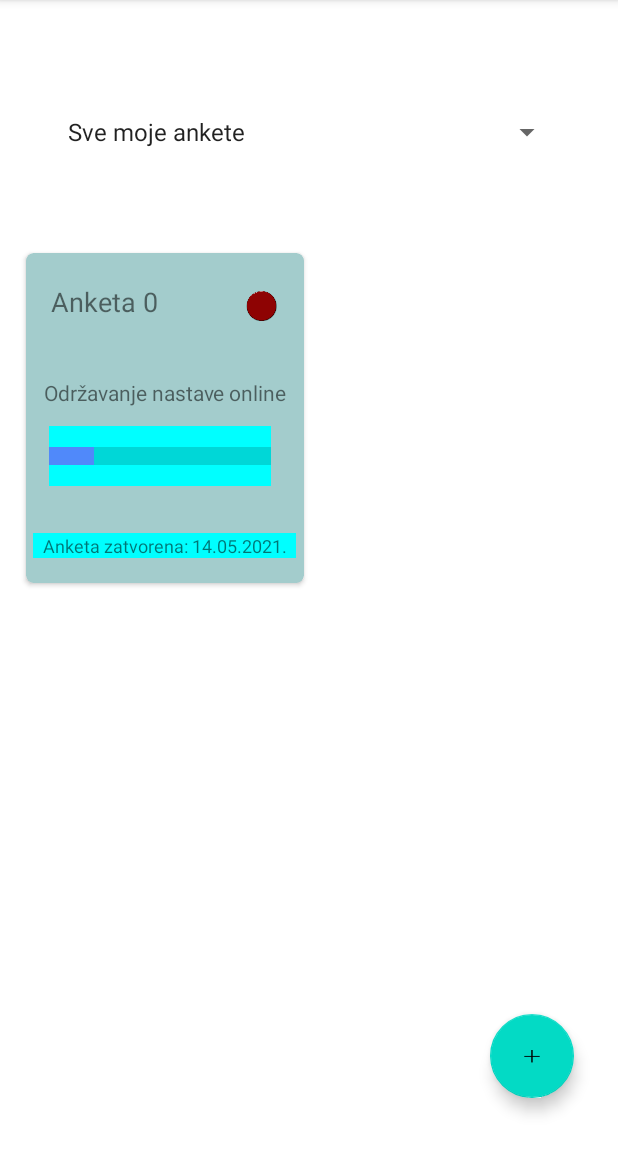
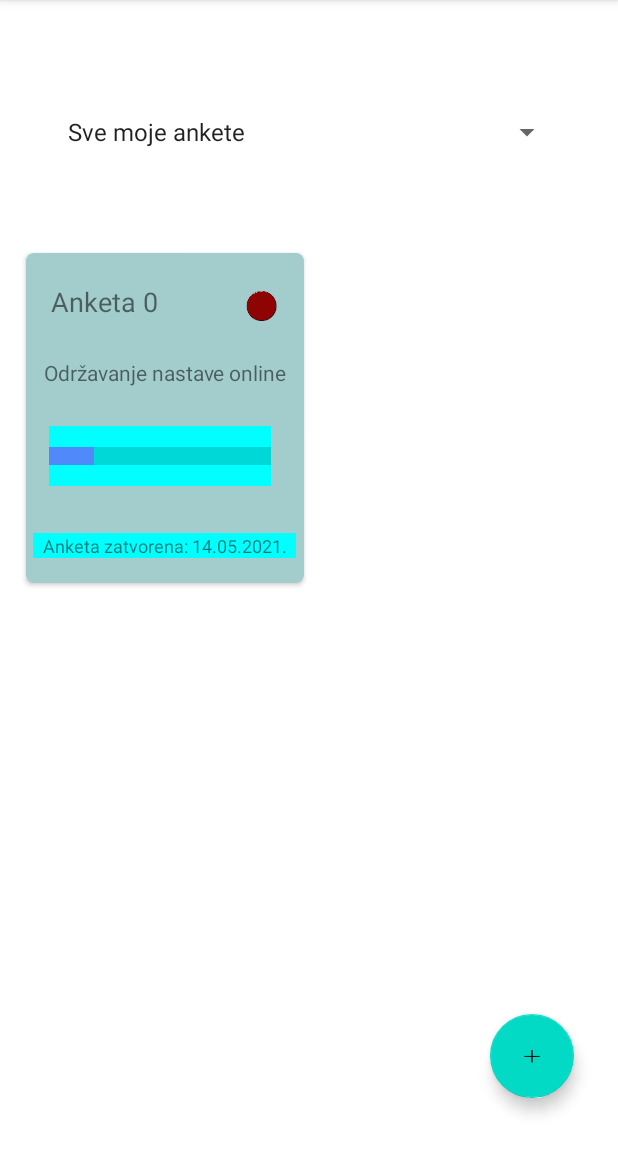
Before and after one commit to mbobic1/App_for_survey, an Android app: the screen it shows after launch (MainActivity), on a phone screen of 412 x 824 dp, the part 84-1236 px from its top. Run offline under Robolectric (Android 15) with nearby library versions, the phone set to English and light mode, and no system bars.

Commit message:
Prva dva zadatka

```diff
--- a/app/src/main/res/layout/anketa.xml
+++ b/app/src/main/res/layout/anketa.xml
@@ -38,15 +38,16 @@
 
         <TextView
             android:id="@+id/nazivAnkete"
-            android:layout_width="match_parent"
-            android:layout_height="19dp"
+            android:layout_width="186dp"
+            android:layout_height="35dp"
             android:text="TextView"
             android:textAlignment="center"
             app:layout_constraintBottom_toBottomOf="parent"
             app:layout_constraintEnd_toEndOf="parent"
+            app:layout_constraintHorizontal_bias="0.666"
             app:layout_constraintStart_toStartOf="parent"
             app:layout_constraintTop_toTopOf="parent"
-            app:layout_constraintVertical_bias="0.416" />
+            app:layout_constraintVertical_bias="0.38" />
 
         <ProgressBar
             android:id="@+id/progresZavrsetka"
```
